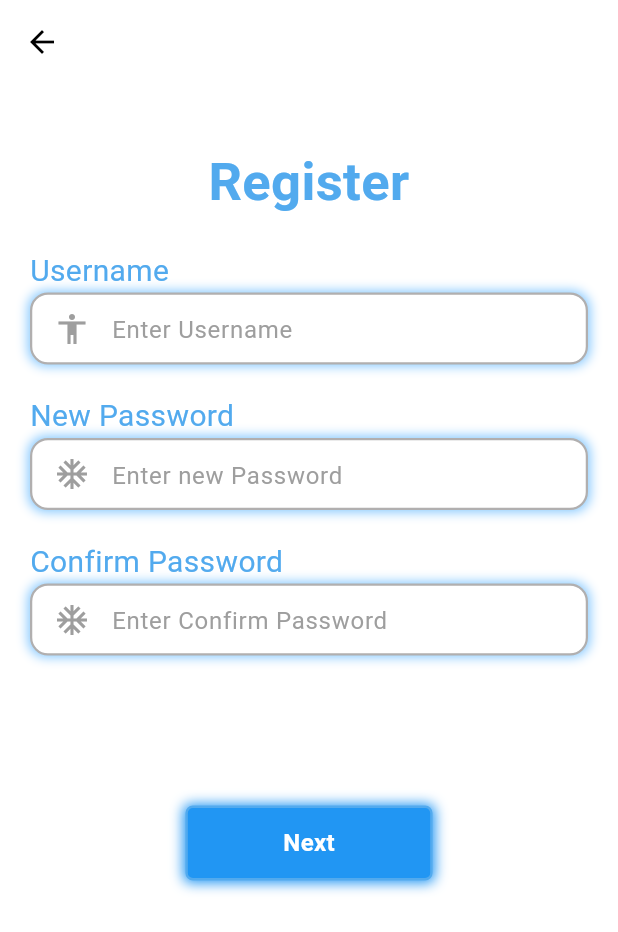
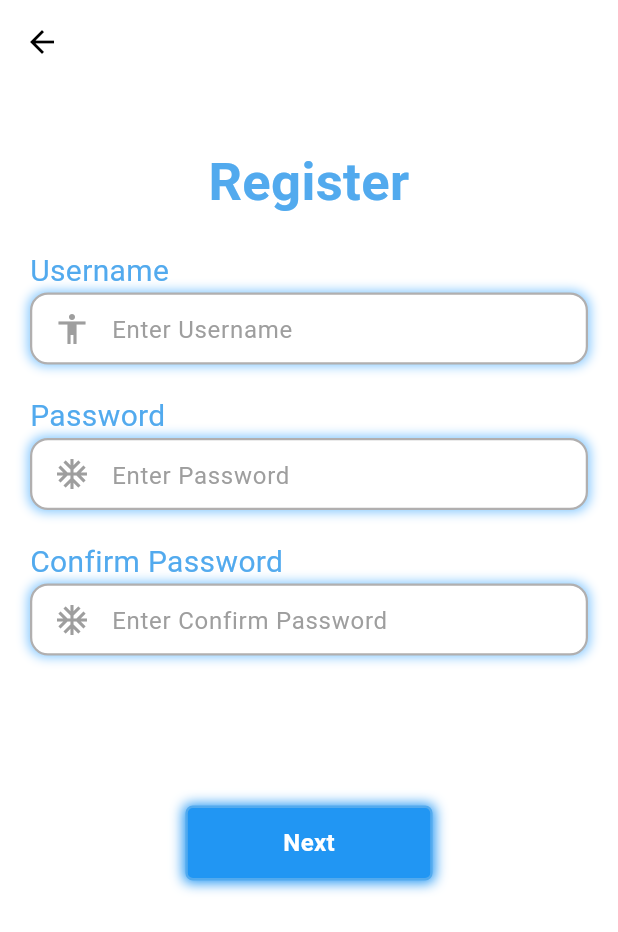
Before and after one commit to mandexonla/FlutterLast, a Flutter app: the screen it shows after launch, after a tap on "register", on a phone screen of 412 x 824 dp. Shown: the top 932 px of the screen. Run offline on Flutter 3.47's test engine with Material 3 defaults, Android fonts, the phone set to English and light mode, and no system bars; our stand-ins replace flutter_heatmap_calendar, flutter_slidable, hive, hive_flutter, percent_indicator, shared_preferences; accounts and stored records are empty.

Commit message:
hotfix: Login Page

```diff
--- a/lib/pages/login.dart
+++ b/lib/pages/login.dart
@@ -67,7 +67,8 @@ class _loginPagesState extends State<loginPages> {
       );
     } else {
       ScaffoldMessenger.of(context).showSnackBar(
-        const SnackBar(content: Text('Please enter both username and password')),
+        const SnackBar(
+            content: Text('Please enter both username and password')),
       );
     }
   }
@@ -75,10 +76,7 @@ class _loginPagesState extends State<loginPages> {
   @override
   Widget build(BuildContext context) {
     return Scaffold(
-      appBar: AppBar(
-        title: Text(widget.title),
-        automaticallyImplyLeading: false,
-      ),
+      resizeToAvoidBottomInset: true,
       body: Stack(
         children: [
           Positioned.fill(
@@ -88,6 +86,17 @@ class _loginPagesState extends State<loginPages> {
                 child: Column(
                   crossAxisAlignment: CrossAxisAlignment.stretch,
                   children: [
+                    const Icon(Icons.lock, size: 100),
+                    const SizedBox(height: 20),
+                    const Text(
+                      'welcome back you\'ve been missed',
+                      style: TextStyle(
+                        color: Colors.grey,
+                        fontSize: 16,
+                      ),
+                      textAlign: TextAlign.center,
+                    ),
+                    const SizedBox(height: 15),
                     const Text(
                       "Login",
                       style: TextStyle(
@@ -108,7 +117,8 @@ class _loginPagesState extends State<loginPages> {
                       padding: const EdgeInsets.symmetric(horizontal: 20),
                       child: AppTextField(
                         controller: uesnameController,
-                        prefixicon: const Icon(Icons.person, color: Colors.grey),
+                        prefixicon:
+                            const Icon(Icons.person, color: Colors.grey),
                         hintText: "Enter Username",
                         textInputAction: TextInputAction.next,
                         isPasswords: false,
@@ -127,7 +137,8 @@ class _loginPagesState extends State<loginPages> {
                       child: AppTextField(
                         controller: passwordsController,
                         isPasswords: true,
-                        prefixicon: const Icon(Icons.lock, color: AppColor.grey),
+                        prefixicon:
+                            const Icon(Icons.lock, color: AppColor.grey),
                         hintText: "Enter Password",
                         textInputAction: TextInputAction.done,
                       ),
@@ -144,7 +155,7 @@ class _loginPagesState extends State<loginPages> {
                         height: 50,
                       ),
                     ),
-                    const SizedBox(height: 70),
+                    const SizedBox(height: 50),
                     Padding(
                       padding: const EdgeInsets.symmetric(horizontal: 25.0),
                       child: Row(
@@ -156,7 +167,8 @@ class _loginPagesState extends State<loginPages> {
                             ),
                           ),
                           Padding(
-                            padding: const EdgeInsets.symmetric(horizontal: 10.0),
+                            padding:
+                                const EdgeInsets.symmetric(horizontal: 10.0),
                             child: Text(
                               'Or continue with',
                               style: TextStyle(color: Colors.grey[700]),
@@ -182,7 +194,8 @@ class _loginPagesState extends State<loginPages> {
                                 MaterialPageRoute(
                                     builder: (context) => const LoadingPage()));
                           },
-                          child: const AppBoder(imagePath: 'assets/images/apple.png'),
+                          child: const AppBoder(
+                              imagePath: 'assets/images/apple.png'),
                         ),
                         const SizedBox(width: 25),
                         InkWell(
@@ -192,7 +205,8 @@ class _loginPagesState extends State<loginPages> {
                                 MaterialPageRoute(
                                     builder: (context) => const LoadingPage()));
                           },
-                          child: const AppBoder(imagePath: 'assets/images/google.png'),
+                          child: const AppBoder(
+                              imagePath: 'assets/images/google.png'),
                         ),
                         const SizedBox(width: 25),
                         InkWell(
@@ -202,7 +216,8 @@ class _loginPagesState extends State<loginPages> {
                                 MaterialPageRoute(
                                     builder: (context) => const LoadingPage()));
                           },
-                          child: const AppBoder(imagePath: 'assets/images/instagram.jpg'),
+                          child: const AppBoder(
+                              imagePath: 'assets/images/instagram.jpg'),
                         ),
                       ],
                     ),
@@ -212,10 +227,10 @@ class _loginPagesState extends State<loginPages> {
               ),
             ),
           ),
-          Positioned(
-              bottom: 10,
-              right: 20,
-              left: 20,
+        ],
+      ),
+      bottomNavigationBar: Padding(
+        padding: const EdgeInsets.symmetric(vertical: 10.0),
         child: Row(
           mainAxisAlignment: MainAxisAlignment.center,
           children: [
@@ -233,8 +248,7 @@ class _loginPagesState extends State<loginPages> {
                   style: TextStyle(color: AppColor.red),
                 )),
           ],
-              ))
-        ],
+        ),
       ),
     );
   }
--- a/lib/pages/register.dart
+++ b/lib/pages/register.dart
@@ -20,7 +20,7 @@ class _registerState extends State<register> {
   TextEditingController passwordsNewController = TextEditingController();
   TextEditingController passwordsNewConfirmController = TextEditingController();
   late Box<User> userBox;
-   @override
+  @override
   void initState() {
     super.initState();
     _openBox();
@@ -105,7 +105,8 @@ class _registerState extends State<register> {
                       padding: const EdgeInsets.symmetric(horizontal: 20),
                       child: AppTextField(
                         controller: uesnameController,
-                        prefixicon: const Icon(Icons.accessibility, color: AppColor.grey),
+                        prefixicon: const Icon(Icons.accessibility,
+                            color: AppColor.grey),
                         hintText: "Enter Username",
                         textInputAction: TextInputAction.next,
                         isPasswords: false,
@@ -115,7 +116,7 @@ class _registerState extends State<register> {
                     const Padding(
                       padding: EdgeInsets.symmetric(horizontal: 20),
                       child: Text(
-                        "New Password",
+                        "Password",
                         style: TextStyle(color: AppColor.blue, fontSize: 20),
                       ),
                     ),
@@ -124,8 +125,9 @@ class _registerState extends State<register> {
                       child: AppTextField(
                         controller: passwordsNewController,
                         isPasswords: true,
-                        prefixicon: const Icon(Icons.ac_unit, color: AppColor.grey),
-                        hintText: "Enter new Password",
+                        prefixicon:
+                            const Icon(Icons.ac_unit, color: AppColor.grey),
+                        hintText: "Enter Password",
                         textInputAction: TextInputAction.done,
                       ),
                     ),
@@ -142,7 +144,8 @@ class _registerState extends State<register> {
                       child: AppTextField(
                         controller: passwordsNewConfirmController,
                         isPasswords: true,
-                        prefixicon: const Icon(Icons.ac_unit, color: AppColor.grey),
+                        prefixicon:
+                            const Icon(Icons.ac_unit, color: AppColor.grey),
                         hintText: "Enter Confirm Password",
                         textInputAction: TextInputAction.done,
                       ),
```
Lines whose indentation alone changed are shown as unchanged.
